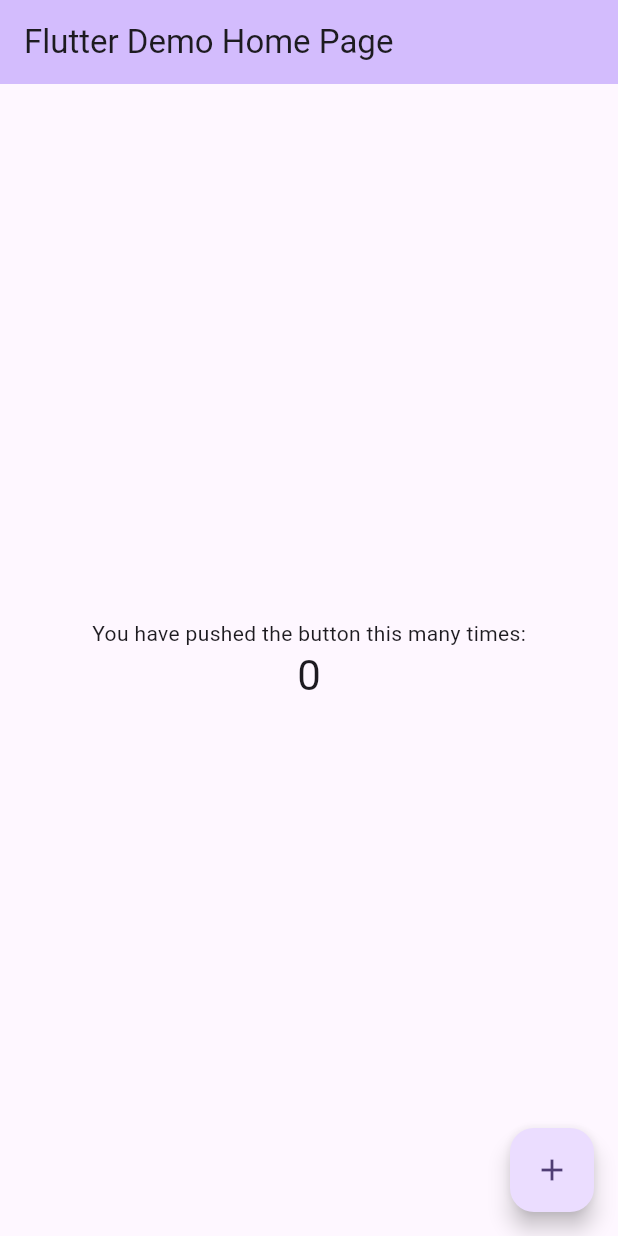
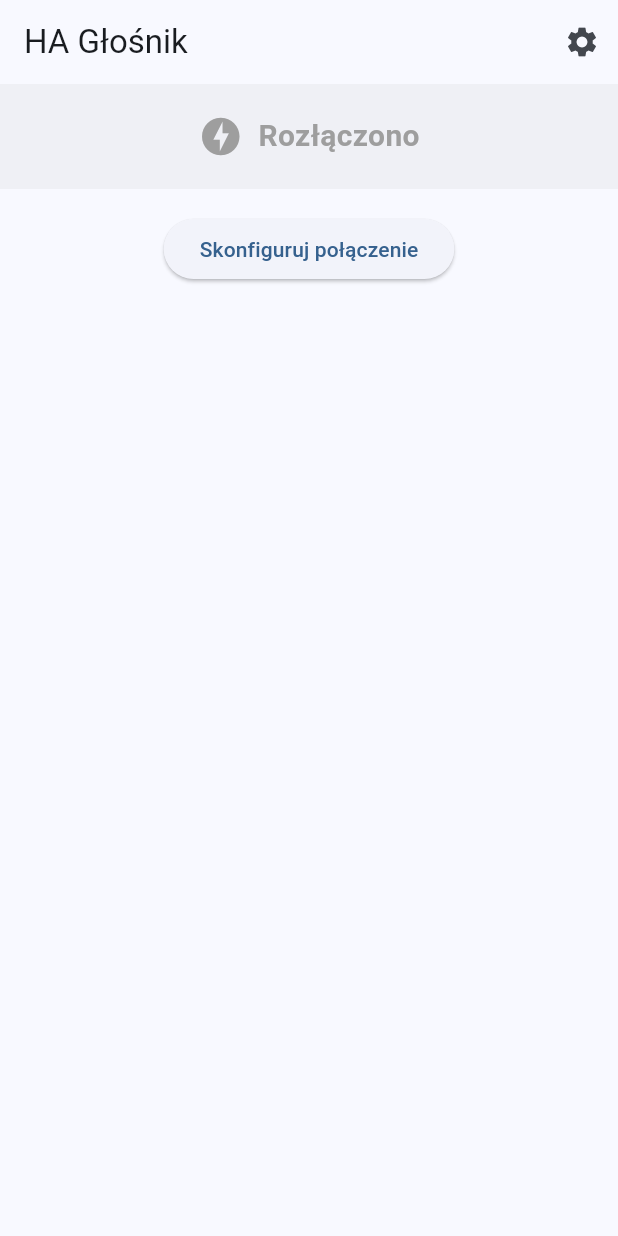
Before and after one commit to could-ai/019cb783-11dd-76a4-acc1-5e016b428ec2, a Flutter app: the screen it shows after launch, on a phone screen of 412 x 824 dp. Run offline on Flutter 3.47's test engine with Material 3 defaults, Android fonts, the phone set to English and light mode, and no system bars; our stand-ins replace flutter_tts, shared_preferences.

Commit message:
Added dependencies for Home Assistant integration: web_socket_channel (for API connection), flutter_tts (for text-to-speech), shared_preferences (for saving config), and provider (for state management).; Created HomeAssistantService to handle WebSocket connection, authentication, and event listening. It specifically listens for 'android_speaker_tts' events to trigger text-to-speech.; Created SettingsScreen to allow users to input their Home Assistant URL and Long-Lived Access Token.; Created HomeScreen to display connection status and logs of received events/commands from Home Assistant.; Updated main.dart to initialize the Provider for state management and set up the app structure.

```diff
--- a/usr/lib/main.dart
+++ b/usr/lib/main.dart
@@ -1,123 +1,35 @@
 import 'package:flutter/material.dart';
+import 'package:provider/provider.dart';
+import 'services/ha_service.dart';
+import 'screens/home_screen.dart';
 
 void main() {
-  runApp(const MyApp());
+  runApp(
+    MultiProvider(
+      providers: [
+        ChangeNotifierProvider(create: (_) => HomeAssistantService()),
+      ],
+      child: const MyApp(),
+    ),
+  );
 }
 
 class MyApp extends StatelessWidget {
   const MyApp({super.key});
 
-  // This widget is the root of your application.
   @override
   Widget build(BuildContext context) {
     return MaterialApp(
-      title: 'Flutter Demo',
+      title: 'HA Speaker',
       debugShowCheckedModeBanner: false,
       theme: ThemeData(
-        // This is the theme of your application.
-        //
-        // TRY THIS: Try running your application with "flutter run". You'll see
-        // the application has a purple toolbar. Then, without quitting the app,
-        // try changing the seedColor in the colorScheme below to Colors.green
-        // and then invoke "hot reload" (save your changes or press the "hot
-        // reload" button in a Flutter-supported IDE, or press "r" if you used
-        // the command line to start the app).
-        //
-        // Notice that the counter didn't reset back to zero; the application
-        // state is not lost during the reload. To reset the state, use hot
-        // restart instead.
-        //
-        // This works for code too, not just values: Most code changes can be
-        // tested with just a hot reload.
-        colorScheme: ColorScheme.fromSeed(seedColor: Colors.deepPurple),
+        colorScheme: ColorScheme.fromSeed(seedColor: Colors.blue),
+        useMaterial3: true,
       ),
       initialRoute: '/',
       routes: {
-        '/': (context) => const MyHomePage(title: 'Flutter Demo Home Page'),
+        '/': (context) => const HomeScreen(),
       },
     );
   }
 }
-
-class MyHomePage extends StatefulWidget {
-  const MyHomePage({super.key, required this.title});
-
-  // This widget is the home page of your application. It is stateful, meaning
-  // that it has a State object (defined below) that contains fields that affect
-  // how it looks.
-
-  // This class is the configuration for the state. It holds the values (in this
-  // case the title) provided by the parent (in this case the App widget) and
-  // used by the build method of the State. Fields in a Widget subclass are
-  // always marked "final".
-
-  final String title;
-
-  @override
-  State<MyHomePage> createState() => _MyHomePageState();
-}
-
-class _MyHomePageState extends State<MyHomePage> {
-  int _counter = 0;
-
-  void _incrementCounter() {
-    setState(() {
-      // This call to setState tells the Flutter framework that something has
-      // changed in this State, which causes it to rerun the build method below
-      // so that the display can reflect the updated values. If we changed
-      // _counter without calling setState(), then the build method would not be
-      // called again, and so nothing would appear to happen.
-      _counter++;
-    });
-  }
-
-  @override
-  Widget build(BuildContext context) {
-    // This method is rerun every time setState is called, for instance as done
-    // by the _incrementCounter method above.
-    //
-    // The Flutter framework has been optimized to make rerunning build methods
-    // fast, so that you can just rebuild anything that needs updating rather
-    // than having to individually change instances of widgets.
-    return Scaffold(
-      appBar: AppBar(
-        // TRY THIS: Try changing the color here to a specific color (to
-        // Colors.amber, perhaps?) and trigger a hot reload to see the AppBar
-        // change color while the other colors stay the same.
-        backgroundColor: Theme.of(context).colorScheme.inversePrimary,
-        // Here we take the value from the MyHomePage object that was created by
-        // the App.build method, and use it to set our appbar title.
-        title: Text(widget.title),
-      ),
-      body: Center(
-        // Center is a layout widget. It takes a single child and positions it
-        // in the middle of the parent.
-        child: Column(
-          // Column is also a layout widget. It takes a list of children and
-          // arranges them vertically. By default, it sizes itself to fit its
-          // children horizontally, and tries to be as tall as its parent.
-          //
-          // Column has various properties to control how it sizes itself and
-          // how it positions its children. Here we use mainAxisAlignment to
-          // center the children vertically; the main axis here is the vertical
-          // axis because Columns are vertical (the cross axis would be
-          // horizontal).
-          //
-          // TRY THIS: Invoke "debug painting" (choose the "Toggle Debug Paint"
-          // action in the IDE, or press "p" in the console), to see the
-          // wireframe for each widget.
-          mainAxisAlignment: MainAxisAlignment.center,
-          children: <Widget>[
-            const Text('You have pushed the button this many times:'),
-            Text('$_counter', style: Theme.of(context).textTheme.headlineMedium),
-          ],
-        ),
-      ),
-      floatingActionButton: FloatingActionButton(
-        onPressed: _incrementCounter,
-        tooltip: 'Increment',
-        child: const Icon(Icons.add),
-      ), // This trailing comma makes auto-formatting nicer for build methods.
-    );
-  }
-}
--- /dev/null
+++ b/usr/lib/screens/home_screen.dart
@@ -0,0 +1,112 @@
+import 'package:flutter/material.dart';
+import 'package:provider/provider.dart';
+import '../services/ha_service.dart';
+import 'settings_screen.dart';
+
+class HomeScreen extends StatelessWidget {
+  const HomeScreen({super.key});
+
+  @override
+  Widget build(BuildContext context) {
+    final haService = context.watch<HomeAssistantService>();
+
+    Color statusColor;
+    String statusText;
+    IconData statusIcon;
+
+    switch (haService.connectionState) {
+      case HAConnectionState.connected:
+        statusColor = Colors.green;
+        statusText = "Połączono";
+        statusIcon = Icons.check_circle;
+        break;
+      case HAConnectionState.connecting:
+      case HAConnectionState.authenticating:
+        statusColor = Colors.orange;
+        statusText = "Łączenie...";
+        statusIcon = Icons.sync;
+        break;
+      case HAConnectionState.error:
+        statusColor = Colors.red;
+        statusText = "Błąd";
+        statusIcon = Icons.error;
+        break;
+      case HAConnectionState.disconnected:
+      default:
+        statusColor = Colors.grey;
+        statusText = "Rozłączono";
+        statusIcon = Icons.offline_bolt;
+        break;
+    }
+
+    return Scaffold(
+      appBar: AppBar(
+        title: const Text('HA Głośnik'),
+        actions: [
+          IconButton(
+            icon: const Icon(Icons.settings),
+            onPressed: () {
+              Navigator.push(
+                context,
+                MaterialPageRoute(builder: (context) => const SettingsScreen()),
+              );
+            },
+          )
+        ],
+      ),
+      body: Column(
+        children: [
+          Container(
+            padding: const EdgeInsets.all(20),
+            color: statusColor.withOpacity(0.1),
+            child: Row(
+              mainAxisAlignment: MainAxisAlignment.center,
+              children: [
+                Icon(statusIcon, color: statusColor, size: 30),
+                const SizedBox(width: 10),
+                Text(
+                  statusText,
+                  style: TextStyle(
+                    fontSize: 20,
+                    fontWeight: FontWeight.bold,
+                    color: statusColor,
+                  ),
+                ),
+              ],
+            ),
+          ),
+          if (haService.connectionState == HAConnectionState.disconnected)
+            Padding(
+              padding: const EdgeInsets.all(16.0),
+              child: ElevatedButton(
+                onPressed: () {
+                  Navigator.push(
+                    context,
+                    MaterialPageRoute(builder: (context) => const SettingsScreen()),
+                  );
+                },
+                child: const Text("Skonfiguruj połączenie"),
+              ),
+            ),
+          Expanded(
+            child: ListView.builder(
+              padding: const EdgeInsets.all(10),
+              itemCount: haService.logs.length,
+              itemBuilder: (context, index) {
+                return Card(
+                  child: Padding(
+                    padding: const EdgeInsets.all(8.0),
+                    child: Text(
+                      haService.logs[index],
+                      style: const TextStyle(fontSize: 12, fontFamily: 'Monospace'),
+                    ),
+                  ),
+                );
+              },
+            ),
+          ),
+        ],
+      ),
+    );
+  }
+}
```
Also changed, not shown: usr/lib/screens/settings_screen.dart (added, +98 -0 lines), usr/lib/services/ha_service.dart (added, +160 -0 lines), usr/pubspec.yaml (+7 -70 lines).
